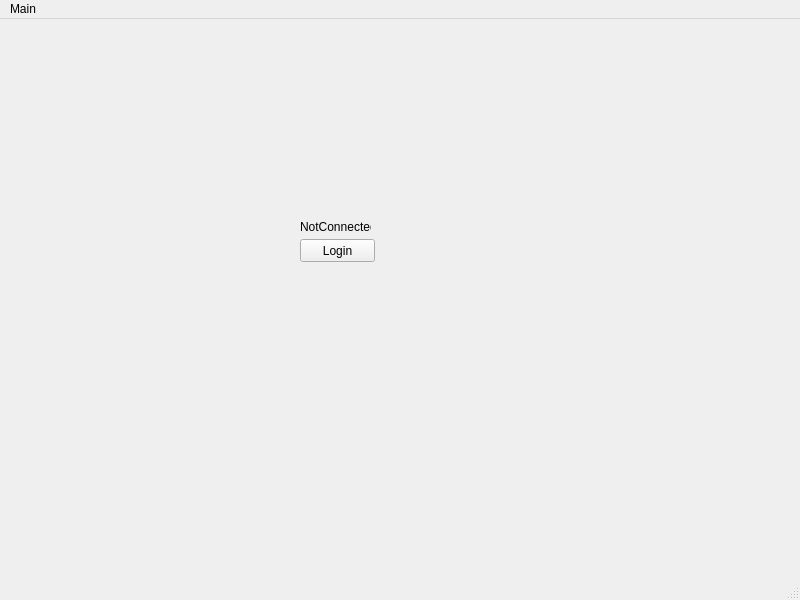
Old version of the form CalendarToDoList/mainwindow.ui in the repository DarthReca/calendar-to-do-list.
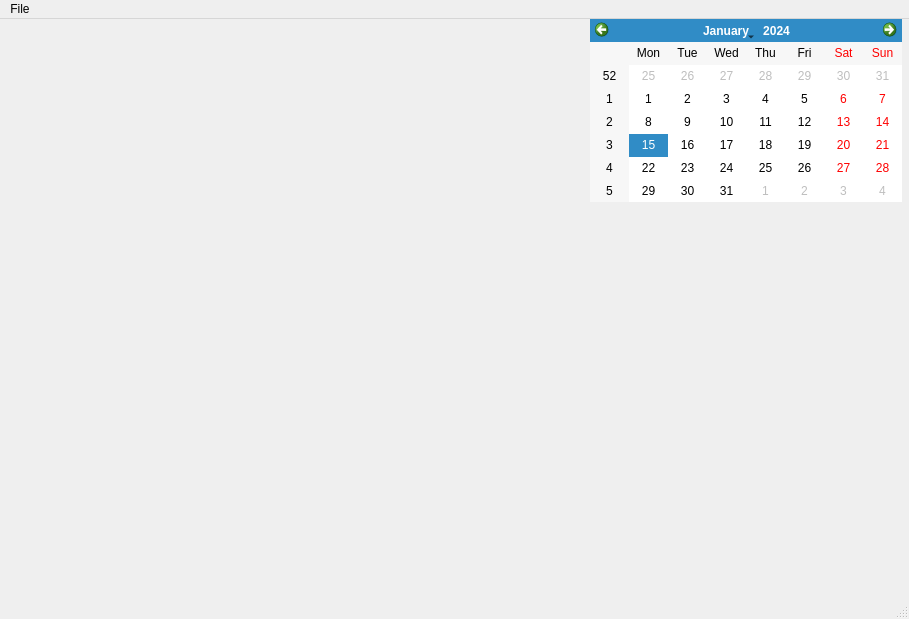
New version of the form.

Commit message: Added Calendar Event

Diff of the .ui file:
```diff
--- a/CalendarToDoList/mainwindow.ui
+++ b/CalendarToDoList/mainwindow.ui
@@ -6,38 +6,28 @@
    <rect>
     <x>0</x>
     <y>0</y>
-    <width>800</width>
-    <height>600</height>
+    <width>909</width>
+    <height>619</height>
    </rect>
   </property>
+  <property name="sizePolicy">
+   <sizepolicy hsizetype="Preferred" vsizetype="Preferred">
+    <horstretch>0</horstretch>
+    <verstretch>0</verstretch>
+   </sizepolicy>
+  </property>
   <property name="windowTitle">
    <string>MainWindow</string>
   </property>
   <widget class="QWidget" name="centralwidget">
-   <widget class="QPushButton" name="loginButton">
+   <widget class="QCalendarWidget" name="calendarWidget">
     <property name="geometry">
      <rect>
-      <x>300</x>
-      <y>220</y>
-      <width>75</width>
-      <height>23</height>
+      <x>590</x>
+      <y>0</y>
+      <width>312</width>
+      <height>183</height>
      </rect>
-    </property>
-    <property name="text">
-     <string>Login</string>
-    </property>
-   </widget>
-   <widget class="QLabel" name="connectionLabel">
-    <property name="geometry">
-     <rect>
-      <x>300</x>
-      <y>200</y>
-      <width>71</width>
-      <height>16</height>
-     </rect>
-    </property>
-    <property name="text">
-     <string>NotConnected</string>
     </property>
    </widget>
   </widget>
@@ -46,16 +36,16 @@
     <rect>
      <x>0</x>
      <y>0</y>
-     <width>800</width>
+     <width>909</width>
      <height>21</height>
     </rect>
    </property>
-   <widget class="QMenu" name="menuMain">
+   <widget class="QMenu" name="menuFile">
     <property name="title">
-     <string>Main</string>
+     <string>File</string>
     </property>
    </widget>
-   <addaction name="menuMain"/>
+   <addaction name="menuFile"/>
   </widget>
   <widget class="QStatusBar" name="statusbar"/>
  </widget>
```
Left out of the diff: 8 changed lines with no effect on the pictures. The commit also changes 10 other files.
